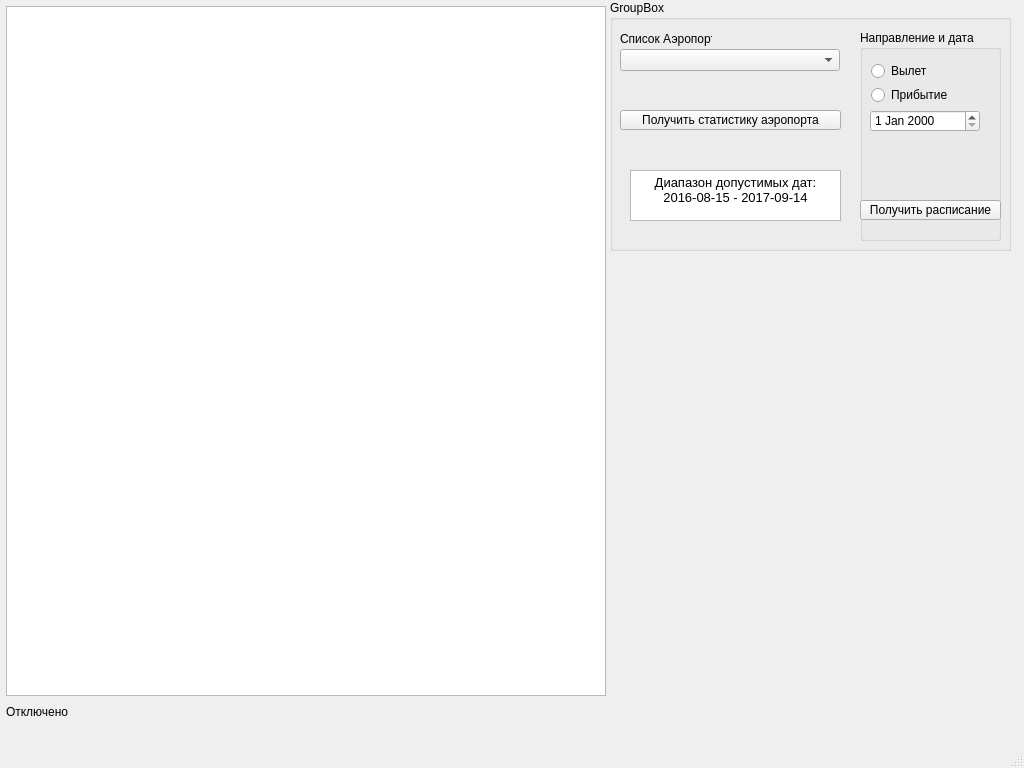
First picture: the form in AirportInspector/mainwindow.ui, repository Grigorii-Loskutov/Qt_projects, before the edit.
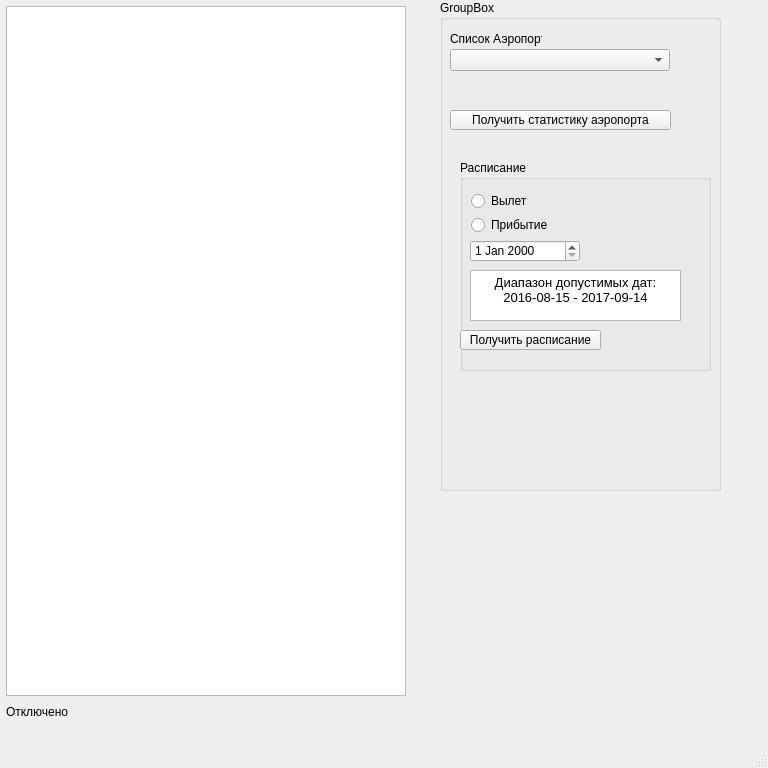
Second picture: the form after the edit.

```diff
--- a/AirportInspector/mainwindow.ui
+++ b/AirportInspector/mainwindow.ui
@@ -6,7 +6,7 @@
    <rect>
     <x>0</x>
     <y>0</y>
-    <width>1024</width>
+    <width>768</width>
     <height>768</height>
    </rect>
   </property>
@@ -18,7 +18,7 @@
   </property>
   <property name="minimumSize">
    <size>
-    <width>1024</width>
+    <width>768</width>
     <height>768</height>
    </size>
   </property>
@@ -31,13 +31,19 @@
      <rect>
       <x>6</x>
       <y>6</y>
-      <width>600</width>
+      <width>400</width>
       <height>690</height>
      </rect>
     </property>
+    <property name="sizePolicy">
+     <sizepolicy hsizetype="Preferred" vsizetype="Preferred">
+      <horstretch>0</horstretch>
+      <verstretch>0</verstretch>
+     </sizepolicy>
+    </property>
     <property name="minimumSize">
      <size>
-      <width>600</width>
+      <width>400</width>
       <height>690</height>
      </size>
     </property>
@@ -45,10 +51,10 @@
    <widget class="QGroupBox" name="groupBox">
     <property name="geometry">
      <rect>
-      <x>610</x>
+      <x>440</x>
       <y>0</y>
-      <width>401</width>
-      <height>251</height>
+      <width>281</width>
+      <height>491</height>
      </rect>
     </property>
     <property name="sizePolicy">
@@ -69,14 +75,14 @@
     <widget class="QGroupBox" name="groupBox_3">
      <property name="geometry">
       <rect>
-       <x>250</x>
-       <y>30</y>
-       <width>141</width>
+       <x>20</x>
+       <y>160</y>
+       <width>251</width>
        <height>211</height>
       </rect>
      </property>
      <property name="title">
-      <string>Направление и дата</string>
+      <string>Расписание</string>
      </property>
      <widget class="QDateEdit" name="dt_dateEnter">
       <property name="geometry">
@@ -142,37 +148,17 @@
        <bool>true</bool>
       </property>
      </widget>
-    </widget>
-    <widget class="QPushButton" name="pb_requestStats">
-     <property name="geometry">
-      <rect>
-       <x>10</x>
-       <y>110</y>
-       <width>221</width>
-       <height>20</height>
-      </rect>
-     </property>
-     <property name="sizePolicy">
-      <sizepolicy hsizetype="Preferred" vsizetype="Fixed">
-       <horstretch>0</horstretch>
-       <verstretch>0</verstretch>
-      </sizepolicy>
-     </property>
-     <property name="text">
-      <string>Получить статистику аэропорта</string>
-     </property>
-    </widget>
-    <widget class="QTextBrowser" name="textBrowser">
-     <property name="geometry">
-      <rect>
-       <x>20</x>
-       <y>170</y>
-       <width>211</width>
-       <height>51</height>
-      </rect>
-     </property>
-     <property name="html">
-      <string>&lt;!DOCTYPE HTML PUBLIC &quot;-//W3C//DTD HTML 4.0//EN&quot; &quot;http://www.w3.org/TR/REC-html40/strict.dtd&quot;&gt;
+     <widget class="QTextBrowser" name="textBrowser">
+      <property name="geometry">
+       <rect>
+        <x>10</x>
+        <y>110</y>
+        <width>211</width>
+        <height>51</height>
+       </rect>
+      </property>
+      <property name="html">
+       <string>&lt;!DOCTYPE HTML PUBLIC &quot;-//W3C//DTD HTML 4.0//EN&quot; &quot;http://www.w3.org/TR/REC-html40/strict.dtd&quot;&gt;
 &lt;html&gt;&lt;head&gt;&lt;meta name=&quot;qrichtext&quot; content=&quot;1&quot; /&gt;&lt;meta charset=&quot;utf-8&quot; /&gt;&lt;style type=&quot;text/css&quot;&gt;
 p, li { white-space: pre-wrap; }
 hr { height: 1px; border-width: 0; }
@@ -181,6 +167,26 @@
 &lt;/style&gt;&lt;/head&gt;&lt;body style=&quot; font-family:'Segoe UI'; font-size:9.5pt; font-weight:400; font-style:normal;&quot;&gt;
 &lt;p align=&quot;center&quot; style=&quot; margin-top:0px; margin-bottom:0px; margin-left:0px; margin-right:0px; -qt-block-indent:0; text-indent:0px;&quot;&gt;Диапазон допустимых дат:&lt;/p&gt;
 &lt;p align=&quot;center&quot; style=&quot; margin-top:0px; margin-bottom:0px; margin-left:0px; margin-right:0px; -qt-block-indent:0; text-indent:0px;&quot;&gt;2016-08-15 - 2017-09-14&lt;/p&gt;&lt;/body&gt;&lt;/html&gt;</string>
+      </property>
+     </widget>
+    </widget>
+    <widget class="QPushButton" name="pb_requestStats">
+     <property name="geometry">
+      <rect>
+       <x>10</x>
+       <y>110</y>
+       <width>221</width>
+       <height>20</height>
+      </rect>
+     </property>
+     <property name="sizePolicy">
+      <sizepolicy hsizetype="Preferred" vsizetype="Fixed">
+       <horstretch>0</horstretch>
+       <verstretch>0</verstretch>
+      </sizepolicy>
+     </property>
+     <property name="text">
+      <string>Получить статистику аэропорта</string>
      </property>
     </widget>
     <widget class="QComboBox" name="cb_AirportsList">
```
Left out of the diff: 2 changed lines with no effect on the pictures.
